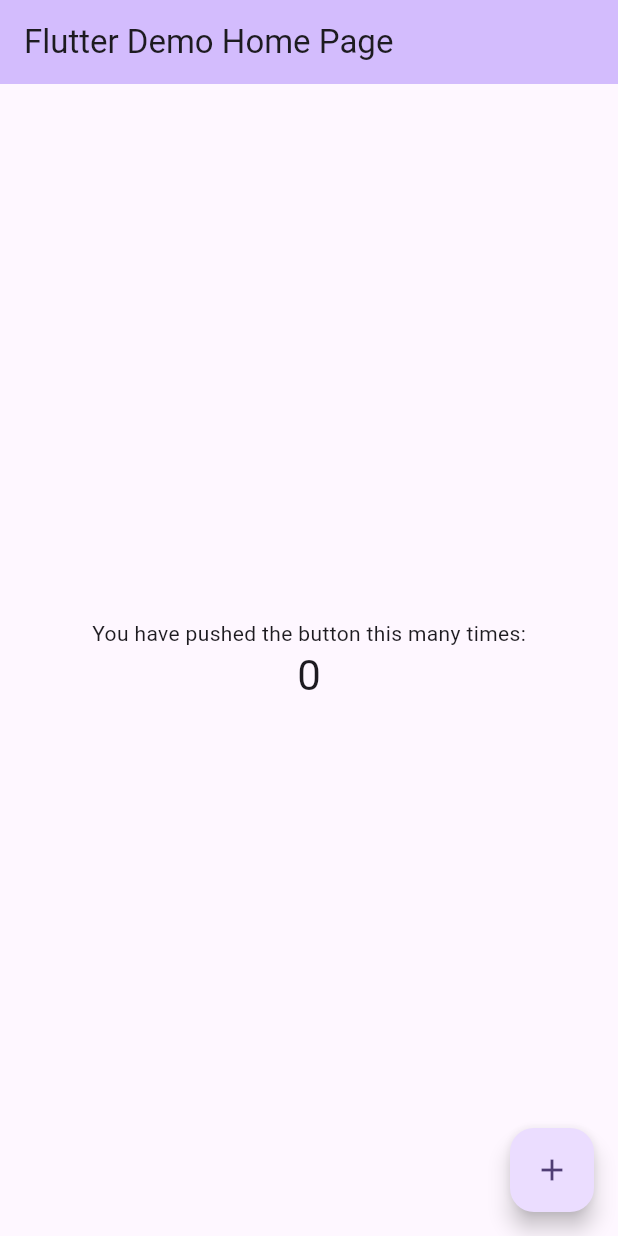
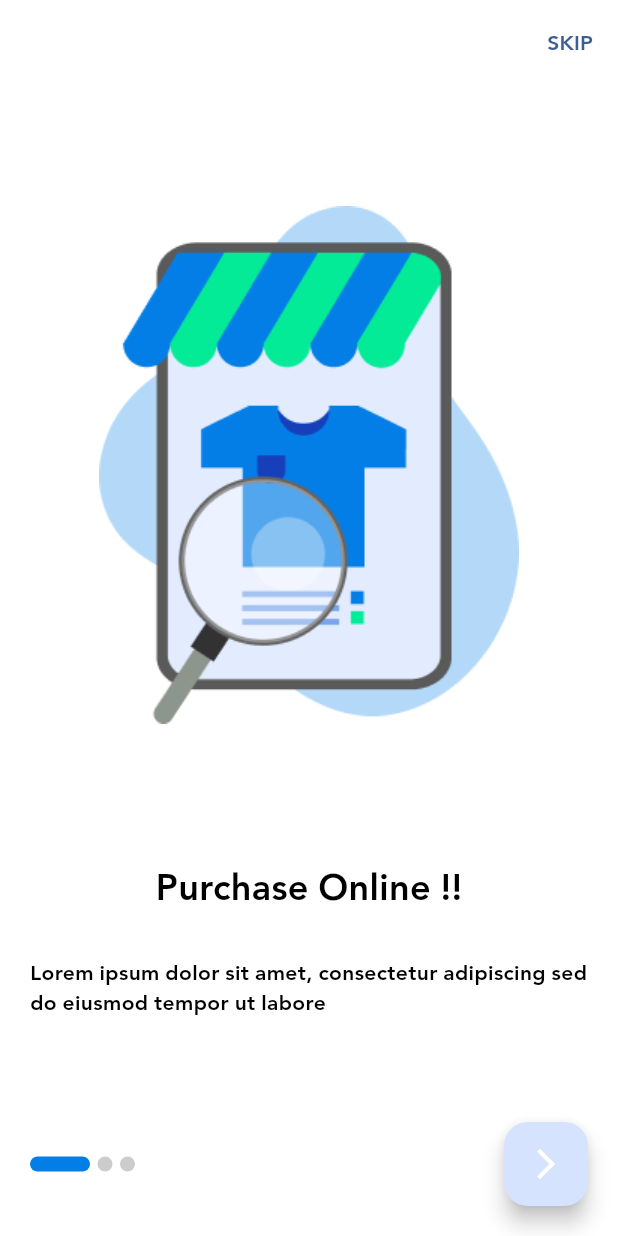
Before and after one commit to amroshehk/ShopApp, a Flutter app: the screen it shows after launch, on a phone screen of 412 x 824 dp. Run offline on Flutter 3.47's test engine with Material 3 defaults, Android fonts, the phone set to English and light mode, and no system bars; drawn by our look-alikes of smooth_page_indicator; our stand-ins replace bloc, conditional_builder_null_safety, hexcolor, shared_preferences; missing offline and left inert: dart:ffi.

Commit message:
Add on-boarding screen

```diff
--- a/lib/main.dart
+++ b/lib/main.dart
@@ -1,4 +1,7 @@
 import 'package:flutter/material.dart';
+import 'package:shop_app/shared/styles/themes.dart';
+
+import 'modules/on_boarding_screen.dart';
 
 void main() {
   runApp(const MyApp());
@@ -12,114 +15,9 @@ class MyApp extends StatelessWidget {
   Widget build(BuildContext context) {
     return MaterialApp(
       title: 'Flutter Demo',
-      theme: ThemeData(
-        // This is the theme of your application.
-        //
-        // TRY THIS: Try running your application with "flutter run". You'll see
-        // the application has a purple toolbar. Then, without quitting the app,
-        // try changing the seedColor in the colorScheme below to Colors.green
-        // and then invoke "hot reload" (save your changes or press the "hot
-        // reload" button in a Flutter-supported IDE, or press "r" if you used
-        // the command line to start the app).
-        //
-        // Notice that the counter didn't reset back to zero; the application
-        // state is not lost during the reload. To reset the state, use hot
-        // restart instead.
-        //
-        // This works for code too, not just values: Most code changes can be
-        // tested with just a hot reload.
-        colorScheme: ColorScheme.fromSeed(seedColor: Colors.deepPurple),
-        useMaterial3: true,
-      ),
-      home: const MyHomePage(title: 'Flutter Demo Home Page'),
+      theme: lightTheme(),
+      darkTheme: darkTheme(),
+      home: OnBoardingScreen(),
     );
   }
 }
-
-class MyHomePage extends StatefulWidget {
-  const MyHomePage({super.key, required this.title});
-
-  // This widget is the home page of your application. It is stateful, meaning
-  // that it has a State object (defined below) that contains fields that affect
-  // how it looks.
-
-  // This class is the configuration for the state. It holds the values (in this
-  // case the title) provided by the parent (in this case the App widget) and
-  // used by the build method of the State. Fields in a Widget subclass are
-  // always marked "final".
-
-  final String title;
-
-  @override
-  State<MyHomePage> createState() => _MyHomePageState();
-}
-
-class _MyHomePageState extends State<MyHomePage> {
-  int _counter = 0;
-
-  void _incrementCounter() {
-    setState(() {
-      // This call to setState tells the Flutter framework that something has
-      // changed in this State, which causes it to rerun the build method below
-      // so that the display can reflect the updated values. If we changed
-      // _counter without calling setState(), then the build method would not be
-      // called again, and so nothing would appear to happen.
-      _counter++;
-    });
-  }
-
-  @override
-  Widget build(BuildContext context) {
-    // This method is rerun every time setState is called, for instance as done
-    // by the _incrementCounter method above.
-    //
-    // The Flutter framework has been optimized to make rerunning build methods
-    // fast, so that you can just rebuild anything that needs updating rather
-    // than having to individually change instances of widgets.
-    return Scaffold(
-      appBar: AppBar(
-        // TRY THIS: Try changing the color here to a specific color (to
-        // Colors.amber, perhaps?) and trigger a hot reload to see the AppBar
-        // change color while the other colors stay the same.
-        backgroundColor: Theme.of(context).colorScheme.inversePrimary,
-        // Here we take the value from the MyHomePage object that was created by
-        // the App.build method, and use it to set our appbar title.
-        title: Text(widget.title),
-      ),
-      body: Center(
-        // Center is a layout widget. It takes a single child and positions it
-        // in the middle of the parent.
-        child: Column(
-          // Column is also a layout widget. It takes a list of children and
-          // arranges them vertically. By default, it sizes itself to fit its
-          // children horizontally, and tries to be as tall as its parent.
-          //
-          // Column has various properties to control how it sizes itself and
-          // how it positions its children. Here we use mainAxisAlignment to
-          // center the children vertically; the main axis here is the vertical
-          // axis because Columns are vertical (the cross axis would be
-          // horizontal).
-          //
-          // TRY THIS: Invoke "debug painting" (choose the "Toggle Debug Paint"
-          // action in the IDE, or press "p" in the console), to see the
-          // wireframe for each widget.
-          mainAxisAlignment: MainAxisAlignment.center,
-          children: <Widget>[
-            const Text(
-              'You have pushed the button this many times:',
-            ),
-            Text(
-              '$_counter',
-              style: Theme.of(context).textTheme.headlineMedium,
-            ),
-          ],
-        ),
-      ),
-      floatingActionButton: FloatingActionButton(
-        onPressed: _incrementCounter,
-        tooltip: 'Increment',
-        child: const Icon(Icons.add),
-      ), // This trailing comma makes auto-formatting nicer for build methods.
-    );
-  }
-}
--- /dev/null
+++ b/lib/models/BoardingModel.dart
@@ -0,0 +1,8 @@
+class BoardingModel {
+  final String image;
+  final String title;
+  final String subTitle;
+
+  BoardingModel({
+    required this.image,required this.title,required this.subTitle});
+}
--- /dev/null
+++ b/lib/modules/on_boarding_screen.dart
@@ -0,0 +1,113 @@
+import 'package:flutter/cupertino.dart';
+import 'package:flutter/material.dart';
+import 'package:hexcolor/hexcolor.dart';
+import 'package:shop_app/modules/shopping_screen.dart';
+import 'package:shop_app/shared/components/components.dart';
+import 'package:smooth_page_indicator/smooth_page_indicator.dart';
+
+import '../models/BoardingModel.dart';
+
+class OnBoardingScreen extends StatefulWidget {
+  const OnBoardingScreen({super.key});
+
+  @override
+  State<OnBoardingScreen> createState() => _OnBoardingScreenState();
+}
+
+class _OnBoardingScreenState extends State<OnBoardingScreen> {
+  PageController pageController = PageController();
+  bool isLast = false;
+  List<BoardingModel> boardings = [
+    BoardingModel(image: 'assets/images/purchase_online.png', title: 'Purchase Online !!', subTitle: 'Lorem ipsum dolor sit amet, consectetur adipiscing sed do eiusmod tempor ut labore'),
+    BoardingModel(image: 'assets/images/track_order.png', title: 'Track order !!', subTitle: 'Lorem ipsum dolor sit amet, consectetur adipiscing sed do eiusmod tempor ut labore'),
+    BoardingModel(image: 'assets/images/get_your_order.png', title: 'Get your order !!',  subTitle: 'Lorem ipsum dolor sit amet, consectetur adipiscing sed do eiusmod tempor ut labore'),
+  ];
+
+
+  @override
+  Widget build(BuildContext context) {
+    return Scaffold(
+      appBar: AppBar(
+        actions: [
+          TextButton(onPressed: () {
+            navigateToAndFinish(context, ShoppingScreen());
+          }, child: Text('SKIP'))
+        ],
+      ),
+      body:Column(
+        children: [
+          Expanded(
+            child: PageView.builder(
+              controller: pageController,
+              itemBuilder: (context, index) => buildBoardingItem(boardings[index]),
+            physics: BouncingScrollPhysics(),
+            itemCount: boardings.length,
+              onPageChanged: (value) {
+
+                if(value == boardings.length -1) {
+                  setState(() {
+                    isLast = true;
+                  });
+                } else {
+                  setState(() {
+                    isLast = false;
+                  });
+                }
+              },
+            ),
+          ),
+          Padding(
+            padding: const EdgeInsets.all(20.0),
+            child: Row(
+              children: [
+                SmoothPageIndicator(
+                    controller: pageController,  // PageController
+                    count:  boardings.length,
+                    effect:  ExpandingDotsEffect(
+                      dotColor: HexColor("cccccc"),
+                      activeDotColor: HexColor("037EE6"),
+                      dotWidth: 10,
+                      dotHeight: 10,
+                      expansionFactor: 4,
+                      spacing: 5.0
+                    ),  // your preferred effect
+                    onDotClicked: (index){
+
+                    },
+
+                ),
+                const Spacer(),
+                FloatingActionButton(onPressed: () {
+                  if(isLast){
+                    navigateToAndFinish(context, ShoppingScreen());
+                    return;
+                  }
+                  pageController.nextPage(duration: Duration( milliseconds: 250), curve: Curves.bounceInOut);
+                },
+                child: const Icon(Icons.arrow_forward_ios,color: Colors.white,),)
+              ],
+            ),
+          )
+        ],
+      ),
+    );
+  }
+
+  Widget buildBoardingItem(BoardingModel boarding) => Container(
+    width: double.infinity,
+    child: Padding(
+      padding: const EdgeInsets.all(20.0),
+      child: Column(
+        children: [
+          Expanded(child: Image(image: AssetImage(boarding.image))),
+          SizedBox(height: 30.0,),
+          Text(boarding.title,style: TextStyle(fontSize: 24.0),),
+          SizedBox(height: 30.0,),
+          Text(boarding.subTitle,style: TextStyle(fontSize: 14.0),),
+          SizedBox(height: 30.0,),
+
+        ],
+      ),
+    ),
+  );
+}
--- a/lib/shared/styles/themes.dart
+++ b/lib/shared/styles/themes.dart
@@ -5,26 +5,26 @@ import 'package:flutter/services.dart';
 import 'package:hexcolor/hexcolor.dart';
 
 ThemeData lightTheme() => ThemeData(
-  appBarTheme: const AppBarTheme(
+  appBarTheme:  AppBarTheme(
     titleSpacing: 20.0,
     elevation: 0.0,
     backgroundColor: Colors.white,
-    systemOverlayStyle: SystemUiOverlayStyle(
+    systemOverlayStyle: const SystemUiOverlayStyle(
         statusBarColor: Colors.white,
         statusBarIconBrightness: Brightness.dark),
     titleTextStyle: TextStyle(
         color: Colors.black,
         fontWeight: FontWeight.bold,
         fontSize: 20.0),
-    iconTheme: IconThemeData(color: Colors.deepOrange),),
+    iconTheme: IconThemeData(color: HexColor("037EE6")),),
     scaffoldBackgroundColor: Colors.white,
-  bottomNavigationBarTheme: const BottomNavigationBarThemeData(
+  bottomNavigationBarTheme: BottomNavigationBarThemeData(
       elevation: 70,
       type: BottomNavigationBarType.fixed,
-      selectedItemColor: Colors.deepOrange,
+      selectedItemColor: HexColor("037EE6"),
   backgroundColor: Colors.white),
-  iconTheme: const IconThemeData(color: Colors.deepOrange),
-  colorScheme: ColorScheme.fromSeed(seedColor: Colors.deepOrange),
+  iconTheme: IconThemeData(color: HexColor("037EE6")),
+  colorScheme: ColorScheme.fromSeed(seedColor: HexColor("037EE6")),
   useMaterial3: true,
 
     textTheme: const TextTheme(
@@ -32,7 +32,8 @@ ThemeData lightTheme() => ThemeData(
             color: Colors.black,
             fontWeight: FontWeight.w700,
             fontSize: 18.0
-        ))
+        )),
+    fontFamily: 'Jannah'
 );
 
 
@@ -48,22 +49,25 @@ ThemeData darkTheme() => ThemeData(
       titleTextStyle: const TextStyle(
           color: Colors.white,
           fontWeight: FontWeight.bold,
-          fontSize: 20.0),
-      iconTheme: const IconThemeData(color: Colors.deepOrangeAccent),),
+          fontSize: 20.0,
+          fontFamily: 'Jannah'),
+      iconTheme: IconThemeData(color: HexColor("037EE6")),),
     scaffoldBackgroundColor: HexColor("222831"),
     bottomNavigationBarTheme: BottomNavigationBarThemeData(
         elevation: 70,
         type: BottomNavigationBarType.fixed,
-        selectedItemColor: Colors.deepOrangeAccent,
+        selectedItemColor: HexColor("037EE6"),
         backgroundColor:  HexColor("31363F"),
     unselectedItemColor: HexColor("6B728E")),
-    iconTheme: const IconThemeData(color: Colors.deepOrangeAccent),
-    colorScheme: ColorScheme.fromSeed(seedColor: Colors.deepOrangeAccent),
+    iconTheme:  IconThemeData(color:HexColor("037EE6")),
+    colorScheme: ColorScheme.fromSeed(seedColor: HexColor("037EE6")),
     useMaterial3: true,
     textTheme: const TextTheme(
         bodyMedium: TextStyle(
             color: Colors.white,
             fontWeight: FontWeight.w700,
-            fontSize: 18.0
-        ))
+            fontSize: 18.0,
+          fontFamily: 'Jannah'
+        )),
+    fontFamily: 'Jannah'
 );
```
Also changed, not shown: lib/modules/shopping_screen.dart (added, +16 -0 lines), lib/shared/components/components.dart (+7 -1 lines), pubspec.yaml (+8 -3 lines), assets/fonts/jannah.ttf (added), assets/images/get_your_order.png (added), assets/images/purchase_online.png (added), assets/images/track_order.png (added), pubspec.lock.
